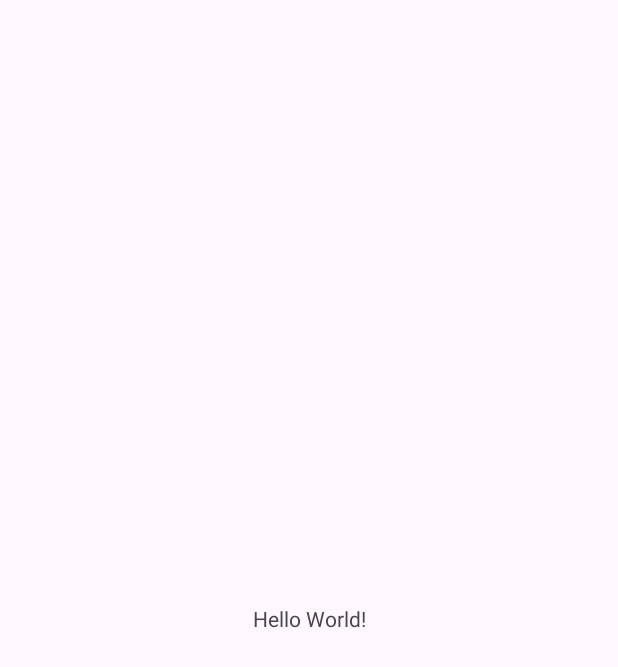
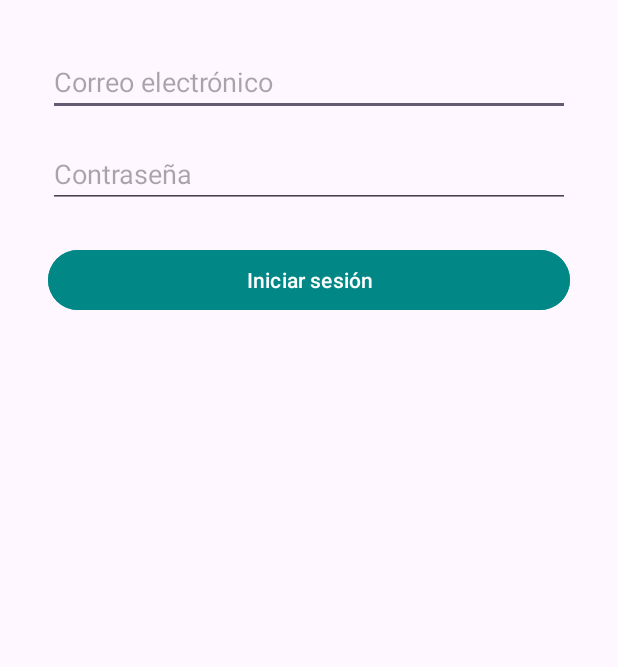
Before and after one commit to Anderson1804/SoftwareV, an Android app: the screen it shows after launch (MainActivity before the commit, LoginActivity after it), on a phone screen of 412 x 824 dp. Before the commit the part shown is almost empty. Shown: the top 667 px of the screen. Run offline under Robolectric (Android 15) with nearby library versions, the phone set to English and light mode, and no system bars.

Commit message:
Initial commit

```diff
--- /dev/null
+++ b/app/src/main/java/com/example/softwarev/data/UserPreferences.kt
@@ -0,0 +1,36 @@
+package com.example.softwarev.data
+
+import android.content.Context
+import androidx.datastore.preferences.core.Preferences
+import androidx.datastore.preferences.core.edit
+import androidx.datastore.preferences.core.stringPreferencesKey
+import androidx.datastore.preferences.preferencesDataStore
+import kotlinx.coroutines.flow.first
+import kotlinx.coroutines.flow.map
+
+private val Context.dataStore by preferencesDataStore("user_prefs")
+
+class UserPreferences(private val context: Context) {
+
+    companion object {
+        val TOKEN_KEY = stringPreferencesKey("token")
+    }
+
+    suspend fun saveToken(token: String) {
+        context.dataStore.edit { prefs ->
+            prefs[TOKEN_KEY] = token
+        }
+    }
+
+    suspend fun getToken(): String? {
+        val prefs = context.dataStore.data
+            .map { it[TOKEN_KEY] ?: "" }
+            .first()
+        return if (prefs.isEmpty()) null else prefs
+    }
+
+    suspend fun clearToken() {
+        context.dataStore.edit { preferences ->
+            preferences.remove(TOKEN_KEY)}
+    }
+}
--- /dev/null
+++ b/app/src/main/java/com/example/softwarev/ui/LoginActivity.kt
@@ -0,0 +1,79 @@
+package com.example.softwarev.ui
+
+import android.content.Intent
+import android.os.Bundle
+import android.widget.Button
+import android.widget.EditText
+import android.widget.Toast
+import androidx.appcompat.app.AppCompatActivity
+import com.example.softwarev.R
+import com.example.softwarev.data.UserPreferences
+import com.example.softwarev.network.LoginRequest
+import com.example.softwarev.network.RetrofitClient
+import kotlinx.coroutines.CoroutineScope
+import kotlinx.coroutines.Dispatchers
+import kotlinx.coroutines.launch
+import kotlinx.coroutines.withContext
+import com.example.softwarev.MainActivity
+
+class LoginActivity : AppCompatActivity() {
+    private lateinit var emailInput: EditText
+    private lateinit var passwordInput: EditText
+    private lateinit var loginButton: Button
+    private lateinit var userPrefs: UserPreferences
+
+    override fun onCreate(savedInstanceState: Bundle?) {
+        super.onCreate(savedInstanceState)
+        setContentView(R.layout.activity_login)
+
+        emailInput = findViewById(R.id.inputEmail)
+        passwordInput = findViewById(R.id.inputPassword)
+        loginButton = findViewById(R.id.btnLogin)
+        userPrefs = UserPreferences(this)
+
+        // 🔹 Verificar si ya existe token guardado
+        CoroutineScope(Dispatchers.IO).launch {
+            val savedToken = userPrefs.getToken()
+            if (!savedToken.isNullOrEmpty()) {
+                // Usuario ya autenticado, pasar directamente al MainActivity
+                withContext(Dispatchers.Main) {
+                    val intent = Intent(this@LoginActivity, MainActivity::class.java)
+                    startActivity(intent)
+                    finish()
+                }
+            }
+        }
+
+        loginButton.setOnClickListener {
+            val email = emailInput.text.toString()
+            val password = passwordInput.text.toString()
+
+            if (email.isNotEmpty() && password.isNotEmpty()) {
+                login(email, password)
+            } else {
+                Toast.makeText(this, "Ingrese todos los campos", Toast.LENGTH_SHORT).show()
+            }
+        }
+    }
+
+    private fun login(email: String, password: String) {
+        CoroutineScope(Dispatchers.IO).launch {
+            val response = RetrofitClient.instance.login(LoginRequest(email, password))
+            withContext(Dispatchers.Main) {
+                if (response.isSuccessful && response.body() != null) {
+                    val token = response.body()!!.token
+                    CoroutineScope(Dispatchers.IO).launch { userPrefs.saveToken(token) }
+
+                    Toast.makeText(this@LoginActivity, "Bienvenido!", Toast.LENGTH_SHORT).show()
+
+                    // ✅ Ahora va directo al MainActivity
+                    val intent = Intent(this@LoginActivity, MainActivity::class.java)
+                    startActivity(intent)
+                    finish()
+                } else {
+                    Toast.makeText(this@LoginActivity, "Credenciales inválidas", Toast.LENGTH_SHORT).show()
+                }
+            }
+        }
+    }
+}
--- /dev/null
+++ b/app/src/main/res/layout/activity_login.xml
@@ -0,0 +1,34 @@
+<?xml version="1.0" encoding="utf-8"?>
+<LinearLayout xmlns:android="http://schemas.android.com/apk/res/android"
+    xmlns:tools="http://schemas.android.com/tools"
+    android:layout_width="match_parent"
+    android:layout_height="match_parent"
+    android:orientation="vertical"
+    android:padding="32dp"
+    tools:context=".ui.LoginActivity">
+
+    <EditText
+        android:id="@+id/inputEmail"
+        android:layout_width="match_parent"
+        android:layout_height="wrap_content"
+        android:hint="Correo electrónico"
+        android:inputType="textEmailAddress"
+        android:layout_marginBottom="16dp" />
+
+    <EditText
+        android:id="@+id/inputPassword"
+        android:layout_width="match_parent"
+        android:layout_height="wrap_content"
+        android:hint="Contraseña"
+        android:inputType="textPassword"
+        android:layout_marginBottom="24dp" />
+
+    <Button
+        android:id="@+id/btnLogin"
+        android:layout_width="match_parent"
+        android:layout_height="wrap_content"
+        android:text="Iniciar sesión"
+        android:backgroundTint="@color/teal_700"
+        android:textColor="@color/white" />
+
+</LinearLayout>
--- a/app/src/main/res/layout/activity_main.xml
+++ b/app/src/main/res/layout/activity_main.xml
@@ -1,19 +1,14 @@
 <?xml version="1.0" encoding="utf-8"?>
-<androidx.constraintlayout.widget.ConstraintLayout xmlns:android="http://schemas.android.com/apk/res/android"
-    xmlns:app="http://schemas.android.com/apk/res-auto"
-    xmlns:tools="http://schemas.android.com/tools"
-    android:id="@+id/main"
+<LinearLayout xmlns:android="http://schemas.android.com/apk/res/android"
+    android:orientation="vertical"
+    android:gravity="center"
     android:layout_width="match_parent"
-    android:layout_height="match_parent"
-    tools:context=".MainActivity">
+    android:layout_height="match_parent">
 
     <TextView
+        android:text="Hola desde MainActivity"
+        android:textSize="20sp"
         android:layout_width="wrap_content"
-        android:layout_height="wrap_content"
-        android:text="Hello World!"
-        app:layout_constraintBottom_toBottomOf="parent"
-        app:layout_constraintEnd_toEndOf="parent"
-        app:layout_constraintStart_toStartOf="parent"
-        app:layout_constraintTop_toTopOf="parent" />
+        android:layout_height="wrap_content" />
 
-</androidx.constraintlayout.widget.ConstraintLayout>
+</LinearLayout>
--- a/app/src/main/res/values/colors.xml
+++ b/app/src/main/res/values/colors.xml
@@ -1,5 +1,8 @@
 <?xml version="1.0" encoding="utf-8"?>
 <resources>
-    <color name="black">#FF000000</color>
-    <color name="white">#FFFFFFFF</color>
+    <color name="white">#FFFFFF</color>
+    <color name="black">#000000</color>
+    <color name="darker_gray">#A9A9A9</color>
+    <color name="teal_700">#018786</color>
+    <color name="red">#FF0000</color>
 </resources>
```
Also changed, not shown: app/build.gradle.kts (+40 -17 lines), app/src/main/AndroidManifest.xml (+11 -6 lines), app/src/main/java/com/example/softwarev/network/ApiService.kt (added, +21 -0 lines), app/src/main/java/com/example/softwarev/network/RetrofitClient.kt (added, +28 -0 lines), app/src/main/java/com/example/softwarev/ui/BiometricLoginActivity.kt (added, +91 -0 lines), app/src/main/res/layout/activity_biometric_login.xml (added, +58 -0 lines), app/src/main/res/drawable/rlcm_telecom.jpg (added).
